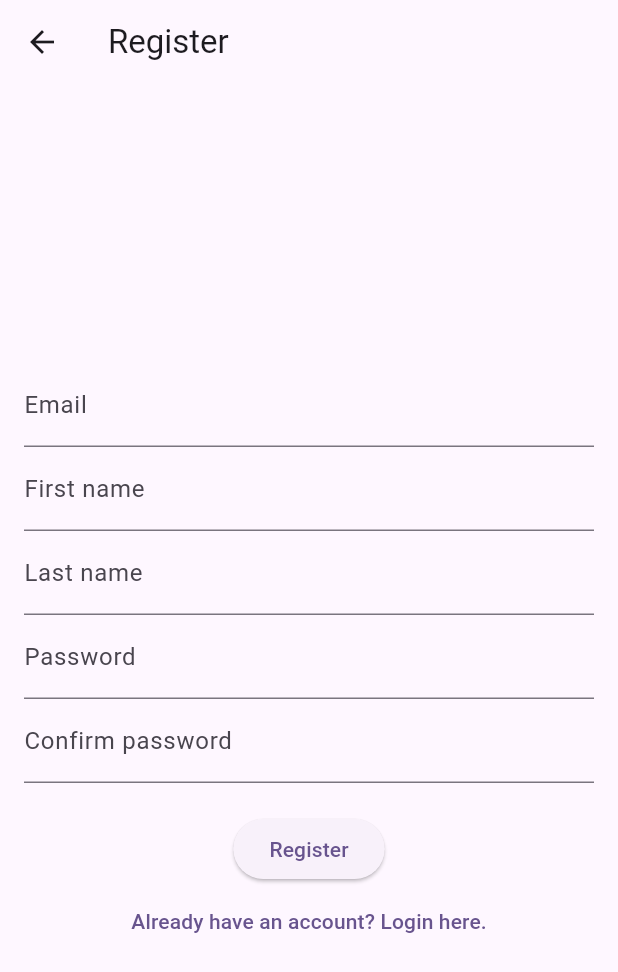
After one commit to Reebey/hackyeah-gwizd-nmt, a Flutter app: the DashboardView screen opened by its route, on a phone screen of 412 x 824 dp. The commit adds this screen. Shown: the top 972 px of the screen. Run offline on Flutter 3.47's test engine with Material 2 defaults, Android fonts, the phone set to English and light mode, and no system bars; our stand-ins replace flutter_form_builder, flutter_map, geolocator, image_picker, latlong2, modal_bottom_sheet and 2 more; accounts and stored records are empty; network calls fail.

```diff
--- /dev/null
+++ b/flutter/gwizd/lib/dashboard_view.dart
@@ -0,0 +1,108 @@
+import 'package:flutter/material.dart';
+import 'package:gwizd/models/auth_model.dart';
+import 'package:gwizd/utility/http_client.dart';
+
+class DashboardView extends StatelessWidget {
+  final apiClient = ApiClient();
+  final emailController = TextEditingController();
+  final firstNameController = TextEditingController();
+  final lastNameController = TextEditingController();
+  final passwordController = TextEditingController();
+  final confirmPasswordController = TextEditingController();
+
+  DashboardView({super.key});
+
+  Future<bool> handleRegister() async {
+    final registerModel = RegisterModel(
+      email: emailController.text,
+      firstName: firstNameController.text,
+      lastName: lastNameController.text,
+      password: passwordController.text,
+      confirmPassword: confirmPasswordController.text,
+    );
+
+    try {
+      final response = await apiClient.postRegister(registerModel);
+      print(response.statusCode);
+      if (response.statusCode == 200) {
+        // Successful login, navigate to the home screen
+        return true;
+      } else {
+        // Handle login failure, show an error message, or throw an exception
+        return false;
+      }
+    } catch (e) {
+      // Handle any exceptions or errors during the API request
+      // Show an error message or log the error
+    }
+    return false;
+  }
+
+  @override
+  Widget build(BuildContext context) {
+    return Scaffold(
+      appBar: AppBar(
+        title: const Text('Register'),
+      ),
+      body: Center(
+        child: Padding(
+          padding: const EdgeInsets.all(16.0),
+          child: Column(
+            mainAxisAlignment: MainAxisAlignment.center,
+            children: <Widget>[
+              const TextField(
+                decoration: InputDecoration(
+                  labelText: 'Email',
+                ),
+              ),
+              const TextField(
+                decoration: InputDecoration(
+                  labelText: 'First name',
+                ),
+              ),
+              const TextField(
+                decoration: InputDecoration(
+                  labelText: 'Last name',
+                ),
+              ),
+              const TextField(
+                decoration: InputDecoration(
+                  labelText: 'Password',
+                ),
+                obscureText: true, // To hide the password
+              ),
+              const TextField(
+                decoration: InputDecoration(
+                  labelText: 'Confirm password',
+                ),
+                obscureText: true, // To hide the password
+              ),
+              const SizedBox(height: 20),
+              ElevatedButton(
+                onPressed: () {
+                  handleRegister().then(
+                    (value) => value
+                        ? Navigator.pushNamed(context, '/login')
+                        : ScaffoldMessenger.of(context).showSnackBar(
+                            const SnackBar(
+                              content: Text(
+                                  'Register failed. Please check your credentials.'),
+                            ),
+                          ),
+                  );
+                },
+                child: const Text('Register'),
+              ),
+              TextButton(
+                onPressed: () {
+                  Navigator.pop(context); // Navigate back to the login view
+                },
+                child: const Text('Already have an account? Login here.'),
+              ),
+            ],
+          ),
+        ),
+      ),
+    );
+  }
+}
--- a/flutter/gwizd/lib/main.dart
+++ b/flutter/gwizd/lib/main.dart
@@ -4,6 +4,8 @@ import 'package:flutter/material.dart';
 import 'package:gwizd/home_view.dart';
 import 'package:gwizd/login_view.dart';
 import 'package:gwizd/register_view.dart';
+
+import 'dashboard_view.dart';
 
 void main() {
   runApp(const MyApp());
@@ -30,6 +32,7 @@ class MyApp extends StatelessWidget {
       initialRoute: '/home',
       routes: {
         '/home': (context) => const HomeView(),
+        '/dashboard': (context) => DashboardView(),
         '/login': (context) => const LoginView(),
         '/register': (context) => RegisterView(),
         // Add more routes as needed
--- a/flutter/gwizd/lib/utility/http_client.dart
+++ b/flutter/gwizd/lib/utility/http_client.dart
@@ -60,6 +60,7 @@ class ApiClient {
     if (response.statusCode == 200) {
       return response;
     } else {
+      print(Uri.parse('$baseUrl/$url').toString());
       print(response.statusCode);
       print(response.body);
       throw Exception('Failed to send get');
@@ -67,12 +68,12 @@ class ApiClient {
   }
 
   Future<http.Response> getAnimals() async {
-    return await sendGet('/api/Animal/Animals');
+    return await sendGet('api/Animal/Animals');
   }
 
   Future<http.Response> postLogin(LoginModel model) async {
     final response = await sendPost(
-      '/api/Auth/Login',
+      'api/Auth/Login',
       model.toJson(),
     );
     return response;
@@ -80,7 +81,7 @@ class ApiClient {
 
   Future<http.Response> postRegister(RegisterModel model) async {
     final response = await sendPost(
-      '/api/Auth/Register',
+      'api/Auth/Register',
       model.toJson(),
     );
     return response;
```
Also changed, not shown: flutter/gwizd/lib/home_view.dart (+117 -20 lines), flutter/gwizd/lib/models/animal_model.dart (added, +27 -0 lines), .net/GwizdSerwis/GwizdSerwis/Properties/launchSettings.json.
